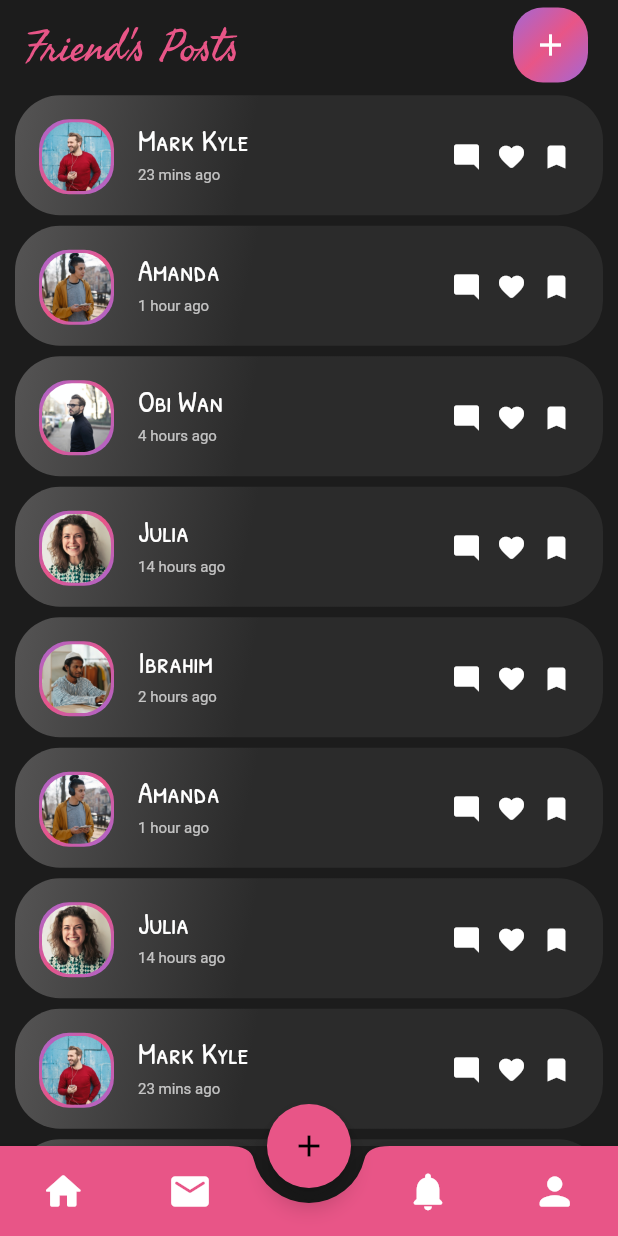
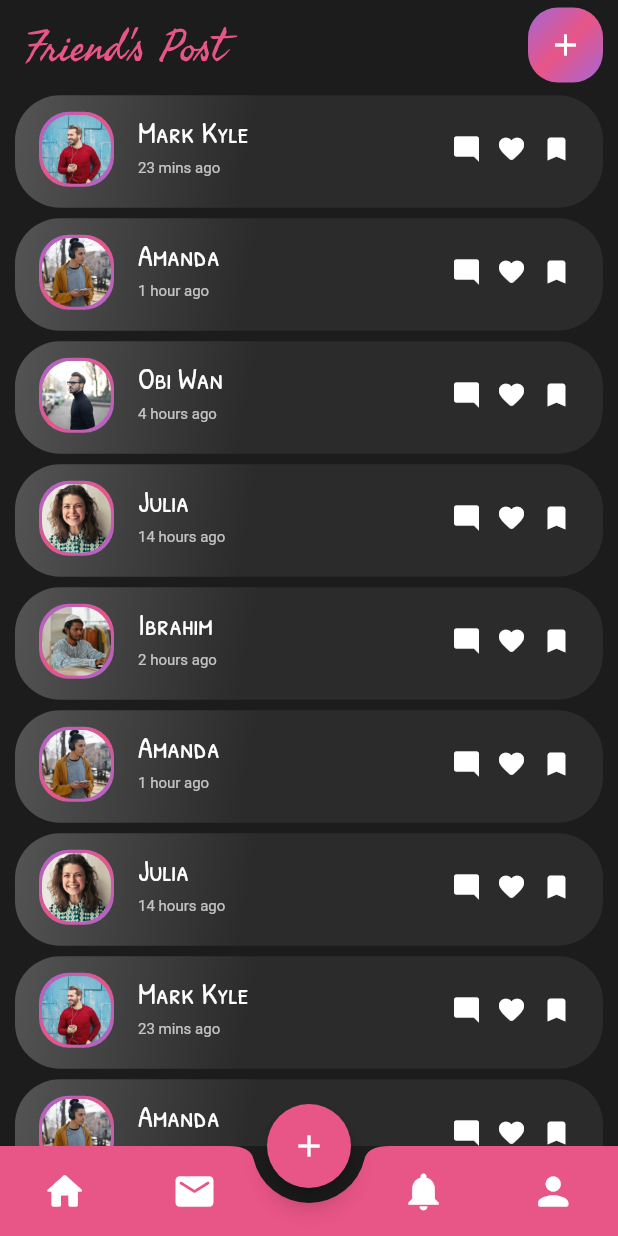
Before and after one commit to taimoor522/post_card, a Flutter app: the screen it shows after launch, on a phone screen of 412 x 824 dp. Run offline on Flutter 3.47's test engine with Material 2 defaults, Android fonts, the phone set to English and light mode, and no system bars.

```diff
--- a/lib/constants.dart
+++ b/lib/constants.dart
@@ -25,5 +25,5 @@ const greyGradient = LinearGradient(
 const floatingActionButton = FloatingActionButton(
   onPressed: null,
   backgroundColor: pink,
-  child: Icon(Icons.add),
+  child: Icon(Icons.add, color: white),
 );
--- /dev/null
+++ b/lib/data.dart
@@ -0,0 +1,58 @@
+import 'model/post.dart';
+
+final posts = [
+  PostModel(
+    author: 'Mark Kyle',
+    profilePicture: 'assets/profile.jpg',
+    postPicture: 'assets/post2.jpg',
+    timeAgo: '23 mins ago',
+  ),
+  PostModel(
+    author: 'Amanda',
+    profilePicture: 'assets/profile3.jpg',
+    postPicture: 'assets/post2.jpg',
+    timeAgo: '1 hour ago',
+  ),
+  PostModel(
+    author: 'Obi Wan',
+    profilePicture: 'assets/profile2.jpg',
+    postPicture: 'assets/post.jpg',
+    timeAgo: '4 hours ago',
+  ),
+  PostModel(
+    author: 'Julia',
+    profilePicture: 'assets/profile4.jpg',
+    postPicture: 'assets/post.jpg',
+    timeAgo: '14 hours ago',
+  ),
+  PostModel(
+    author: 'Ibrahim',
+    profilePicture: 'assets/profile5.jpg',
+    postPicture: 'assets/post.jpg',
+    timeAgo: '2 hours ago',
+  ),
+  PostModel(
+    author: 'Amanda',
+    profilePicture: 'assets/profile3.jpg',
+    postPicture: 'assets/post.jpg',
+    timeAgo: '1 hour ago',
+  ),
+  PostModel(
+    author: 'Julia',
+    profilePicture: 'assets/profile4.jpg',
+    postPicture: 'assets/post.jpg',
+    timeAgo: '14 hours ago',
+  ),
+  PostModel(
+    author: 'Mark Kyle',
+    profilePicture: 'assets/profile.jpg',
+    postPicture: 'assets/post2.jpg',
+    timeAgo: '23 mins ago',
+  ),
+  PostModel(
+    author: 'Amanda',
+    profilePicture: 'assets/profile3.jpg',
+    postPicture: 'assets/post2.jpg',
+    timeAgo: '1 hour ago',
+  ),
+];
--- a/lib/main.dart
+++ b/lib/main.dart
@@ -1,9 +1,9 @@
 import 'package:flutter/material.dart';
-import 'package:social_media/card.dart';
-import 'package:social_media/constants.dart';
-
-import 'appbar.dart';
-import 'bottom_appbar.dart';
+import 'package:post_card/constants.dart';
+import 'package:post_card/data.dart';
+import 'package:post_card/widgets/appbar.dart';
+import 'package:post_card/widgets/bottom_appbar.dart';
+import 'package:post_card/widgets/post_card.dart';
 
 void main() => runApp(const MyApp());
 
@@ -14,8 +14,8 @@ class MyApp extends StatelessWidget {
   Widget build(BuildContext context) {
     return MaterialApp(
       debugShowCheckedModeBanner: false,
+      theme: ThemeData.dark(),
       home: const Home(),
-      theme: ThemeData.dark(),
     );
   }
 }
@@ -26,70 +26,16 @@ class Home extends StatelessWidget {
   @override
   Widget build(BuildContext context) {
     return Scaffold(
-      resizeToAvoidBottomInset: false,
-      floatingActionButton: floatingActionButton,
-      floatingActionButtonLocation: FloatingActionButtonLocation.centerDocked,
-      backgroundColor: black,
-      appBar: const Appbar(),
-      bottomNavigationBar: const BottomAppbar(),
-      body: ListView(
-        children: const [
-          PostCard(
-            name: 'Mark Kyle',
-            profile: 'assets/profile.jpg',
-            post: 'assets/post2.jpg',
-            time: '23 mins ago',
-          ),
-          PostCard(
-            name: 'Amanda',
-            profile: 'assets/profile3.jpg',
-            post: 'assets/post2.jpg',
-            time: '1 hour ago',
-          ),
-          PostCard(
-            name: 'Obi Wan',
-            profile: 'assets/profile2.jpg',
-            post: 'assets/post.jpg',
-            time: '4 hours ago',
-          ),
-          PostCard(
-            name: 'Julia',
-            profile: 'assets/profile4.jpg',
-            post: 'assets/post.jpg',
-            time: '14 hours ago',
-          ),
-          PostCard(
-            name: 'Ibrahim',
-            profile: 'assets/profile5.jpg',
-            post: 'assets/post.jpg',
-            time: '2 hours ago',
-          ),
-          PostCard(
-            name: 'Amanda',
-            profile: 'assets/profile3.jpg',
-            post: 'assets/post.jpg',
-            time: '1 hour ago',
-          ),
-          PostCard(
-            name: 'Julia',
-            profile: 'assets/profile4.jpg',
-            post: 'assets/post.jpg',
-            time: '14 hours ago',
-          ),
-          PostCard(
-            name: 'Mark Kyle',
-            profile: 'assets/profile.jpg',
-            post: 'assets/post2.jpg',
-            time: '23 mins ago',
-          ),
-          PostCard(
-            name: 'Amanda',
-            profile: 'assets/profile3.jpg',
-            post: 'assets/post2.jpg',
-            time: '1 hour ago',
-          ),
-        ],
-      ),
-    );
+        appBar: const Appbar(),
+        floatingActionButton: floatingActionButton,
+        floatingActionButtonLocation: FloatingActionButtonLocation.centerDocked,
+        bottomNavigationBar: const BottomAppbar(),
+        backgroundColor: black,
+        body: ListView.builder(
+          itemCount: posts.length,
+          itemBuilder: (_, index) {
+            return PostCard(post: posts[index]);
+          },
+        ));
   }
 }
--- /dev/null
+++ b/lib/model/post.dart
@@ -0,0 +1,13 @@
+class PostModel {
+  String author;
+  String profilePicture;
+  String postPicture;
+  String timeAgo;
+
+  PostModel({
+    required this.author,
+    required this.profilePicture,
+    required this.postPicture,
+    required this.timeAgo,
+  });
+}
--- a/lib/appbar.dart
+++ b/lib/widgets/appbar.dart
@@ -1,7 +1,6 @@
 import 'package:flutter/material.dart';
-
-import 'constants.dart';
-import 'gradient_round_border.dart';
+import 'package:post_card/constants.dart';
+import 'package:post_card/widgets/gradient_round_border.dart';
 
 class Appbar extends StatelessWidget with PreferredSizeWidget {
   const Appbar({super.key});
@@ -10,10 +9,10 @@ class Appbar extends StatelessWidget with PreferredSizeWidget {
   Widget build(BuildContext context) {
     return AppBar(
       toolbarHeight: 60,
+      backgroundColor: black,
       elevation: 0,
-      backgroundColor: black,
       title: const Text(
-        "Friend's Posts",
+        'Friend\'s Post',
         style: TextStyle(
           color: pink,
           fontSize: 30,
@@ -26,7 +25,7 @@ class Appbar extends StatelessWidget with PreferredSizeWidget {
             child: Icon(Icons.add),
           ),
         ),
-        SizedBox(width: 20),
+        SizedBox(width: 10),
       ],
     );
   }
--- a/lib/bottom_appbar.dart
+++ b/lib/widgets/bottom_appbar.dart
@@ -1,6 +1,6 @@
 import 'package:flutter/material.dart';
 
-import 'constants.dart';
+import '../constants.dart';
 
 class BottomAppbar extends StatelessWidget {
   const BottomAppbar({
@@ -11,6 +11,7 @@ class BottomAppbar extends StatelessWidget {
   Widget build(BuildContext context) {
     return BottomAppBar(
       color: pink,
+      elevation: 0,
       shape: const CircularNotchedRectangle(),
       notchMargin: 10,
       child: SizedBox(
@@ -20,8 +21,8 @@ class BottomAppbar extends StatelessWidget {
           children: const [
             Icon(Icons.home_rounded, size: 30),
             Icon(Icons.email_rounded, size: 30),
-            SizedBox(width: 20),
-            Icon(Icons.notifications_rounded, size: 30),
+            SizedBox(width: 10),
+            Icon(Icons.notifications, size: 30),
             Icon(Icons.person_rounded, size: 30),
           ],
         ),
--- a/lib/clipper.dart
+++ b/lib/widgets/clipper.dart
@@ -28,6 +28,7 @@ class ContainerClipper extends CustomClipper<Path> {
     path0.lineTo(0, size.height * 0.0986800);
     path0.close();
 
+    // add this line at the end
     return path0;
   }
 
--- a/lib/gradient_round_border.dart
+++ b/lib/widgets/gradient_round_border.dart
@@ -1,5 +1,6 @@
 import 'package:flutter/material.dart';
-import 'package:social_media/constants.dart';
+
+import '../constants.dart';
 
 class GradientBorder extends StatelessWidget {
   final ImageProvider? image;
@@ -10,22 +11,20 @@ class GradientBorder extends StatelessWidget {
   @override
   Widget build(BuildContext context) {
     return Container(
+      padding: const EdgeInsets.all(2.0),
       width: 50,
       height: 50,
-      decoration: const BoxDecoration(
-        gradient: LinearGradient(
+      decoration: BoxDecoration(
+        gradient: const LinearGradient(
           colors: [bluishPink, pink, bluishPink],
           begin: Alignment.topLeft,
           end: Alignment.bottomRight,
         ),
-        borderRadius: BorderRadius.all(Radius.circular(20)),
+        borderRadius: BorderRadius.circular(20),
       ),
-      child: Padding(
-        padding: const EdgeInsets.all(2.0),
-        child: ClipRRect(
-          borderRadius: const BorderRadius.all(Radius.circular(20)),
-          child: child,
-        ),
+      child: ClipRRect(
+        borderRadius: BorderRadius.circular(20),
+        child: child,
       ),
     );
   }
--- a/lib/card.dart
+++ b/lib/widgets/post_card.dart
@@ -1,51 +1,45 @@
 import 'package:flutter/material.dart';
-import 'package:social_media/gradient_round_border.dart';
+import 'package:post_card/widgets/card_icon.dart';
 
-import 'card_icon.dart';
+import '../constants.dart';
+import '../model/post.dart';
 import 'clipper.dart';
-import 'constants.dart';
+import 'gradient_round_border.dart';
 
 class PostCard extends StatefulWidget {
-  final String profile;
-  final String post;
-  final String name;
-  final String time;
-  const PostCard(
-      {super.key,
-      required this.profile,
-      required this.post,
-      required this.name,
-      required this.time});
+  final PostModel post;
+  const PostCard({
+    super.key,
+    required this.post,
+  });
 
   @override
   State<PostCard> createState() => _PostCardState();
 }
 
 class _PostCardState extends State<PostCard> with SingleTickerProviderStateMixin {
-  late AnimationController _controller;
-  late Animation<double> _animation;
-
+  late final AnimationController _controller;
+  late final Animation<double> _animation;
   @override
   void initState() {
     super.initState();
-    _controller = AnimationController(
-      vsync: this,
-      duration: const Duration(milliseconds: 500),
-    );
+    _controller = AnimationController(vsync: this, duration: const Duration(milliseconds: 500));
+
     _animation = CurvedAnimation(parent: _controller, curve: Curves.decelerate)
-        .drive(Tween<double>(begin: 80, end: 300));
+        .drive(Tween<double>(begin: 75, end: 300));
   }
 
   @override
   Widget build(BuildContext context) {
     return AnimatedBuilder(
       animation: _controller,
-      builder: (_, __) {
+      builder: (context, _) {
         return GestureDetector(
-          onTap: () => _controller.isCompleted ? _controller.reverse() : _controller.forward(),
+          onTap: () {
+            _controller.isCompleted ? _controller.reverse() : _controller.forward();
+          },
           child: Container(
-            padding: const EdgeInsets.only(top: 5),
-            margin: const EdgeInsets.symmetric(horizontal: 10, vertical: 3.5),
+            margin: const EdgeInsets.symmetric(vertical: 3.5, horizontal: 10),
             height: _animation.value,
             decoration: BoxDecoration(
               gradient: greyGradient,
@@ -56,16 +50,20 @@ class _PostCardState extends State<PostCard> with SingleTickerProviderStateMixin
               children: [
                 ListTile(
                   leading: GradientBorder(
-                      child: Image(
-                    image: AssetImage(widget.profile),
-                    fit: BoxFit.cover,
-                  )),
+                    child: Image.asset(
+                      widget.post.profilePicture,
+                      fit: BoxFit.cover,
+                    ),
+                  ),
                   title: Text(
-                    widget.name,
-                    style: const TextStyle(fontFamily: patrickHand, fontSize: 20),
+                    widget.post.author,
+                    style: const TextStyle(
+                      fontSize: 20,
+                      fontFamily: patrickHand,
+                    ),
                   ),
                   subtitle: Text(
-                    widget.time,
+                    widget.post.timeAgo,
                     style: const TextStyle(fontSize: 10),
                   ),
                   trailing: Row(
@@ -82,7 +80,7 @@ class _PostCardState extends State<PostCard> with SingleTickerProviderStateMixin
                 if (_animation.value >= 150)
                   Expanded(
                     child: Stack(
-                      alignment: Alignment.bottomCenter,
+                      alignment: Alignment.bottomRight,
                       children: [
                         ClipPath(
                           clipper: ContainerClipper(),
@@ -90,10 +88,9 @@ class _PostCardState extends State<PostCard> with SingleTickerProviderStateMixin
                             width: double.infinity,
                             height: 250,
                             decoration: BoxDecoration(
+                              gradient: greyGradient,
                               image: DecorationImage(
-                                image: AssetImage(widget.post),
-                                fit: BoxFit.cover,
-                              ),
+                                  image: AssetImage(widget.post.postPicture), fit: BoxFit.cover),
                             ),
                           ),
                         ),
@@ -101,13 +98,9 @@ class _PostCardState extends State<PostCard> with SingleTickerProviderStateMixin
                           padding: const EdgeInsets.only(bottom: 10, right: 20),
                           child: Row(
                             mainAxisAlignment: MainAxisAlignment.end,
-                            children: [
-                              Row(
-                                children: const [
-                                  CardIcon(Icons.mode_comment_rounded),
-                                  CardIcon(Icons.favorite_rounded),
-                                ],
-                              ),
+                            children: const [
+                              CardIcon(Icons.mode_comment_rounded),
+                              CardIcon(Icons.favorite_rounded),
                             ],
                           ),
                         ),
```
Also changed, not shown: pubspec.yaml (+2 -64 lines), assets/story1.jpg (deleted), assets/story3.jpg (deleted), assets/story4.jpg (deleted), lib/widgets/card_icon.dart (renamed from lib/card_icon.dart).
